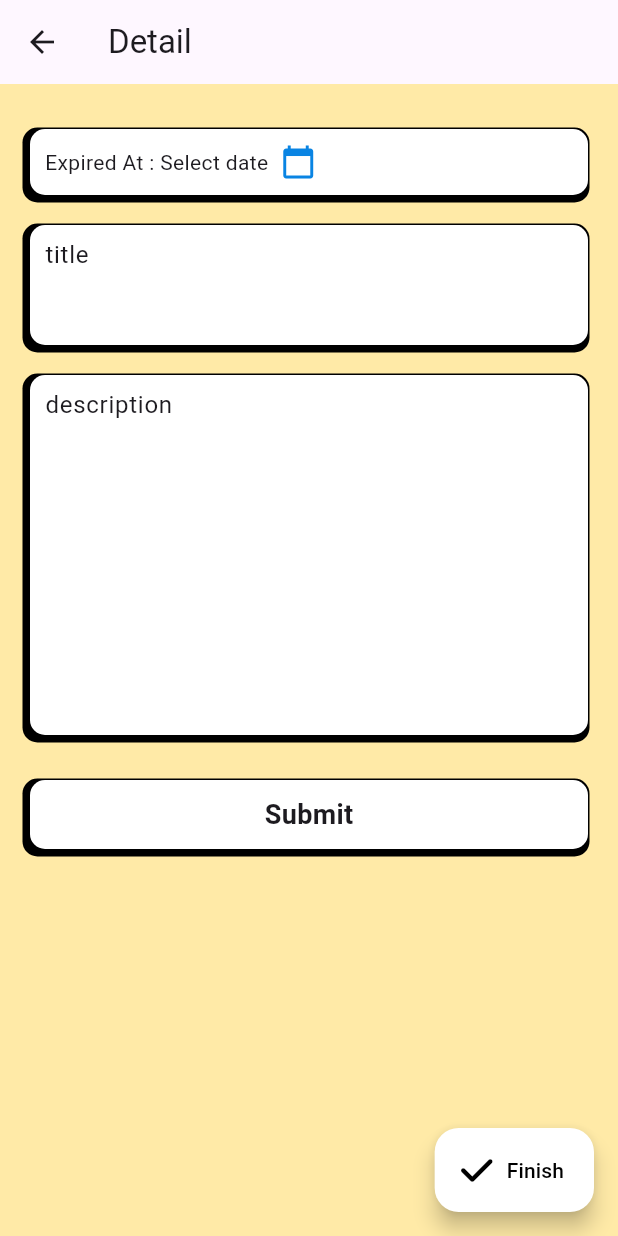
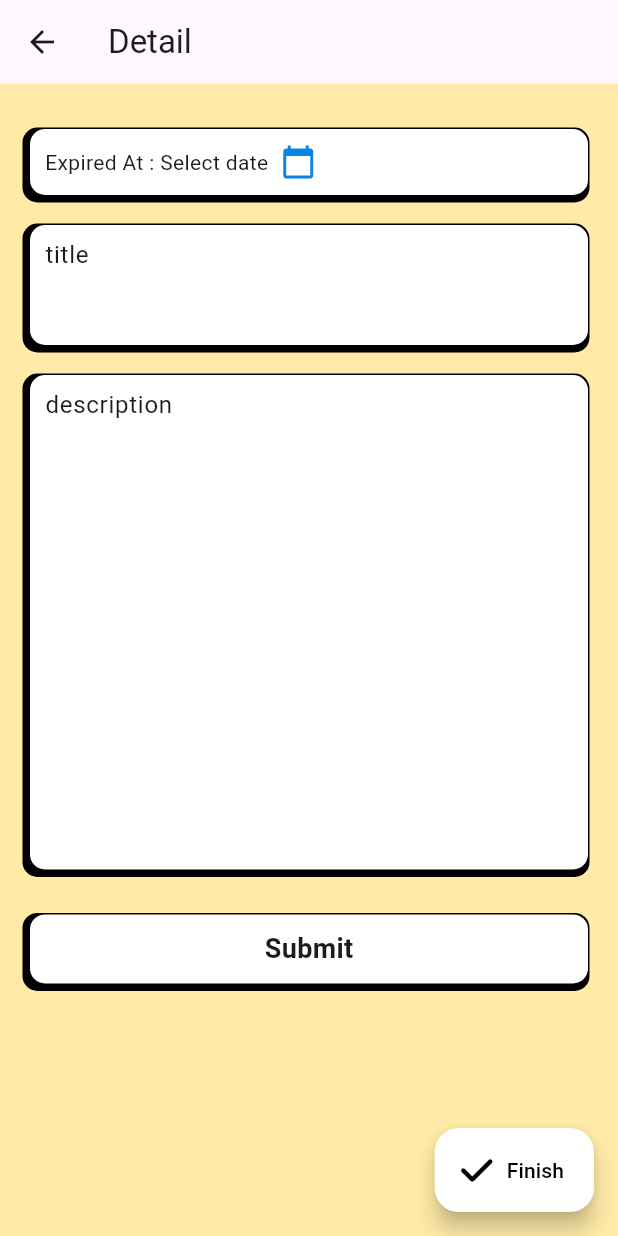
Before and after one commit to LeoCandraGW/FlutterNote, a Flutter app: the screen it shows after launch, after a tap on an icon or button, on a phone screen of 412 x 824 dp. Run offline on Flutter 3.47's test engine with Material 3 defaults, Android fonts, the phone set to English and light mode, and no system bars; our stand-ins replace font_awesome_flutter, sqflite; accounts and stored records are empty.

Commit message:
fixing responsive mobile aphone and tablet

```diff
--- a/lib/pages/HomePage.dart
+++ b/lib/pages/HomePage.dart
@@ -58,7 +58,7 @@ class _HomePageState extends State<HomePage> {
                 double containerSize;
                 bool isTablet = constraints.maxWidth >= 600;
                 containerSize = isTablet
-                    ? constraints.maxWidth * 0.3
+                    ? constraints.maxWidth * 0.2
                     : constraints.maxWidth * 0.3;
                 return RefreshIndicator(
                   onRefresh: _refresh,
--- a/lib/pages/components/CustomTextField.dart
+++ b/lib/pages/components/CustomTextField.dart
@@ -25,8 +25,13 @@ class _CustomTextFieldState extends State<CustomTextField> {
       child: Row(
         children: [
           Expanded(
-            child: Container(
-              height: widget.isDesc ? 240 : 80,
+            child: LayoutBuilder(
+              builder: (context, constraints) {
+                double textHeight;
+                bool isTablet = constraints.maxWidth >= 600;
+                textHeight = isTablet ? MediaQuery.of(context).size.height * 0.5 : MediaQuery.of(context).size.height * 0.4;
+                return Container(
+                height: widget.isDesc ? textHeight : 80,
                 decoration: BoxDecoration(
                   color: Colors.white,
                   borderRadius: const BorderRadius.all(Radius.circular(10)),
@@ -59,6 +64,8 @@ class _CustomTextFieldState extends State<CustomTextField> {
                     ),
                   ),
                 ),
+              );
+              },
             ),
           ),
         ],
```
Lines whose indentation alone changed are shown as unchanged.
